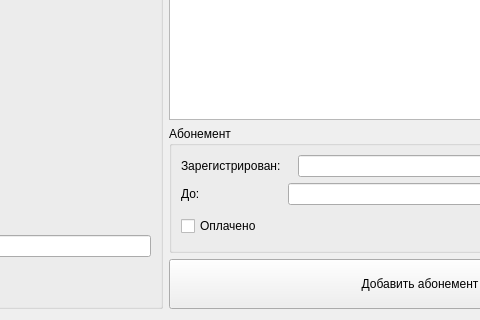
The window that 3_course/1_part/VPandHCI/DB/userdata.ui (Monstruos/Course_projects) describes before a commit, drawn with Qt 5; both pictures show x 350 to 830 and y 368 to 688 of the 1032 by 688 pixel window.
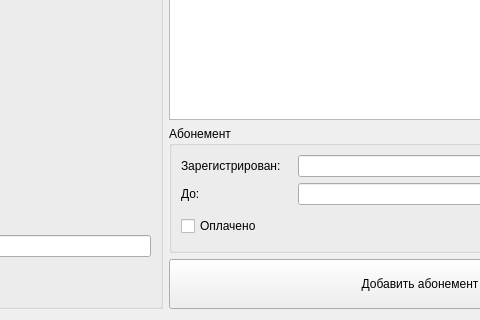
The same window after the commit.

The edit to the form file:
```diff
--- a/3_course/1_part/VPandHCI/DB/userdata.ui
+++ b/3_course/1_part/VPandHCI/DB/userdata.ui
@@ -200,7 +200,7 @@
                      <widget class="QLabel" name="abonDurToLabel">
                       <property name="minimumSize">
                        <size>
-                        <width>101</width>
+                        <width>111</width>
                         <height>0</height>
                        </size>
                       </property>
```
Left out of the diff: 2 changed lines with no effect on the pictures.
